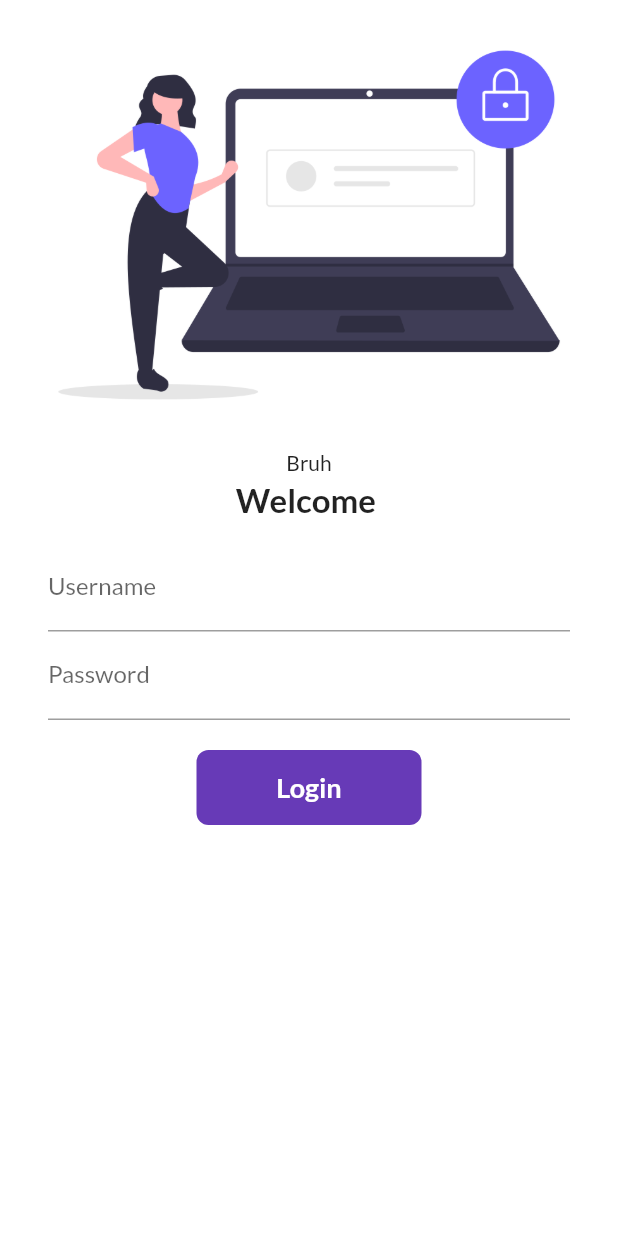
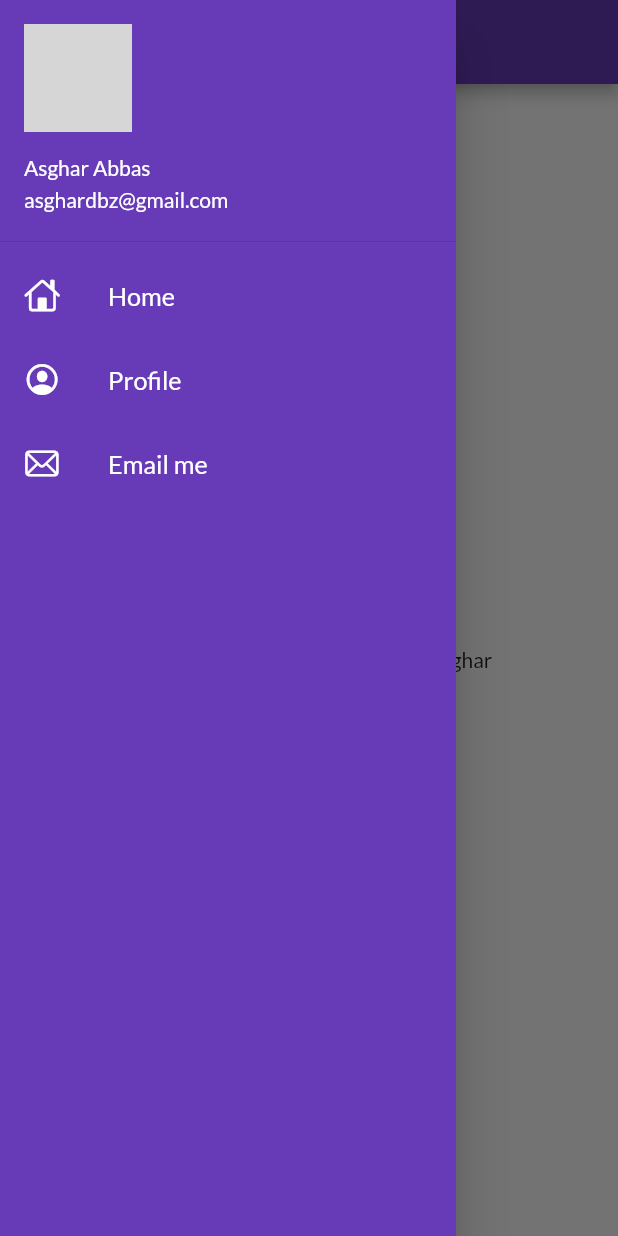
Before and after one commit to AsgharBoi/classico, a Flutter app: the screen it shows after launch, with the side drawer open (before the commit the screen has no drawer), on a phone screen of 412 x 824 dp. Run offline on Flutter 3.47's test engine with Material 2 defaults, Android fonts, the phone set to English and light mode, and no system bars; our stand-ins replace google_fonts; network calls fail; grey boxes are pictures that could not be loaded.

Commit message:
Day9 completed

```diff
--- a/lib/Pages/HomePage.dart
+++ b/lib/Pages/HomePage.dart
@@ -1,4 +1,6 @@
 import 'package:flutter/material.dart';
+
+import '../widgets/drawer.dart';
 //We didn't tell for text to be white upar. didn't make blue.
 //Material library does all of it automatically
 
@@ -22,7 +24,7 @@ class HomePage extends StatelessWidget {
       ),
       //Most commonly, jo property hoti hain, ussi name sae widget hota hain
       drawer:
-          Drawer(), //bottomNavigationBar is alternative to that. Works as a footer
+          MyDrawer(), //bottomNavigationBar is alternative to that. Works as a footer
     );
   }
 }
--- a/lib/main.dart
+++ b/lib/main.dart
@@ -20,9 +20,10 @@ class MyApp extends StatelessWidget {
         fontFamily: GoogleFonts.lato().fontFamily,
         //primaryTextTheme: GoogleFonts.latoTextTheme()
       ),
+      debugShowCheckedModeBanner: false,
       darkTheme: ThemeData(brightness: Brightness.dark),
       //Routes are known as Hashmaps or dictionaries in other languages
-      initialRoute: "/login",
+      initialRoute: MyRoutes.homeRoute,
       routes: {
         "/": (context) => LoginPage(), //default
         MyRoutes.homeRoute: (context) => HomePage(),
--- /dev/null
+++ b/lib/widgets/drawer.dart
@@ -0,0 +1,73 @@
+import 'package:flutter/cupertino.dart';
+import 'package:flutter/material.dart';
+
+class MyDrawer extends StatelessWidget {
+  @override
+  Widget build(BuildContext context) {
+    final imageUrl =
+        "https://i.ytimg.com/an/WJILJv-rdiY/7647141761855412929_mq.jpg?v=63dbcd66";
+    return Drawer(
+      child: Container(
+        color: Colors.deepPurple,
+        child: ListView(
+          padding:
+              EdgeInsets.zero, //space ka upar niche space ka issue hota hain.
+          //to remove that, above thing has been done.
+          children: [
+            DrawerHeader(
+              padding: EdgeInsets.zero,
+              child: UserAccountsDrawerHeader(
+                margin: EdgeInsets.zero,
+                //decoration: BoxDecoration(color: Colors.red),
+                accountName: Text("Asghar Abbas"),
+                accountEmail: Text("asghardbz@gmail.com"),
+                // The Widget taking onecurrentAccountPicture: Image.network(imageUrl),
+                currentAccountPicture: CircleAvatar(
+                  backgroundImage: NetworkImage(imageUrl),
+                ),
+              ),
+            ),
+            ListTile(
+              //lists in drawer
+              leading: Icon(
+                CupertinoIcons.home,
+                color: Colors.white,
+              ),
+              title: Text("Home",
+                  textScaleFactor: 1.2,
+                  style: TextStyle(
+                    color: Colors.white,
+                  )),
+            ),
+            ListTile(
+              //lists in drawer
+              leading: Icon(
+                CupertinoIcons.profile_circled,
+                color: Colors.white,
+              ),
+              title: Text("Profile",
+                  textScaleFactor: 1.2,
+                  style: TextStyle(
+                    color: Colors.white,
+                  )),
+            ),
+            ListTile(
+              //lists in drawer
+              leading: Icon(
+                CupertinoIcons.mail,
+                color: Colors.white,
+              ),
+              title: Text("Email me",
+                  textScaleFactor: 1.2,
+                  style: TextStyle(
+                    color: Colors.white,
+                  )),
+            ),
+          ],
+        ),
+      ),
+    );
+  }
+}
+// Asset kae liyae use karte hain AssetImage
+//while for Network we use NetworkImage
```
